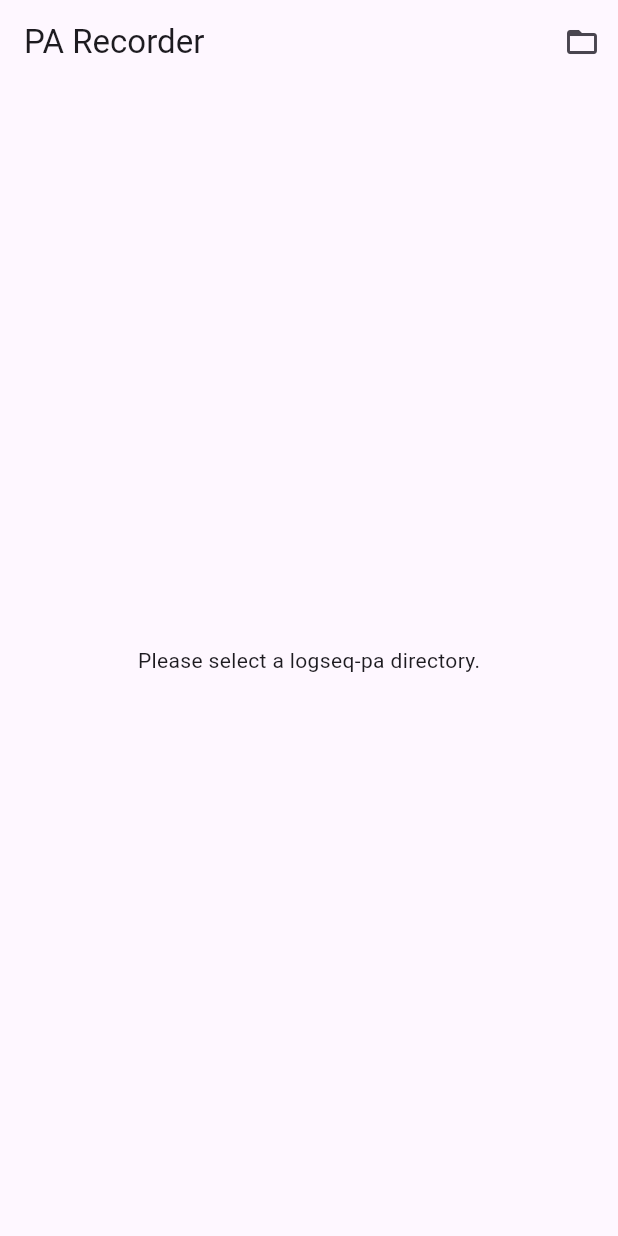
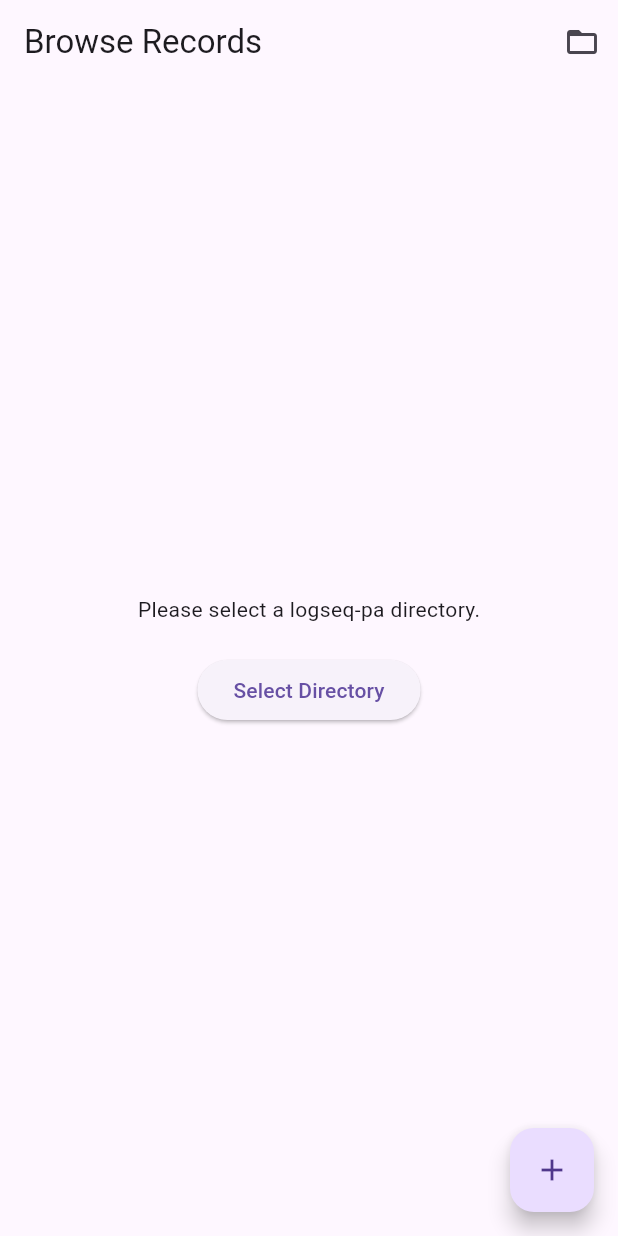
Before and after one commit to ljcucc/pa_recorder, a Flutter app: the screen it shows after launch, on a phone screen of 412 x 824 dp. Run offline on Flutter 3.47's test engine with Material 3 defaults, Android fonts, the phone set to English and light mode, and no system bars; our stand-ins replace file_picker, flutter_markdown; missing offline and left inert: ini.

Commit message:
feat: Streamline app navigation by removing HomePage
Removes the intermediate HomePage, making BrowseRecordsPage the primary entry point of the application. New record creation is now accessible directly from a FloatingActionButton within the BrowseRecordsPage, simplifying the user flow.

- Removed HomePage widget and its associated routing from `main.dart`.
- Set `BrowseRecordsPage` as the default home route in `main.dart`.
- Added a FloatingActionButton to `BrowseRecordsPage` for direct navigation to `NewRecordPage`.
- Updated `widget_test.dart` to reflect the new application entry point.

```diff
--- a/lib/main.dart
+++ b/lib/main.dart
@@ -1,7 +1,7 @@
 import 'package:flutter/material.dart';
 import 'package:pa_recorder/pages/browse_records_page.dart';
 import 'package:pa_recorder/directory_provider.dart';
-import 'package:pa_recorder/pages/new_record_page.dart';
+
 import 'package:pa_recorder/data/record_repository.dart';
 import 'package:pa_recorder/data/file_system_record_repository.dart';
 import 'package:provider/provider.dart';
@@ -32,65 +32,7 @@ class PARecorderApp extends StatelessWidget {
       theme: ThemeData(
         primarySwatch: Colors.blue,
       ),
-      home: const HomePage(),
+      home: const BrowseRecordsPage(),
     );
   }
 }
-
-class HomePage extends StatelessWidget {
-  const HomePage({super.key});
-
-  @override
-  Widget build(BuildContext context) {
-    final directoryProvider = context.watch<DirectoryProvider>();
-
-    return Scaffold(
-      appBar: AppBar(
-        title: const Text('PA Recorder'),
-        actions: [
-          IconButton(
-            icon: const Icon(Icons.folder_open),
-            onPressed: () =>
-                context.read<DirectoryProvider>().selectDirectory(),
-          ),
-        ],
-      ),
-      body: Center(
-        child: Column(
-          mainAxisAlignment: MainAxisAlignment.center,
-          children: <Widget>[
-            if (directoryProvider.directoryPath == null)
-              const Text('Please select a logseq-pa directory.')
-            else ...[
-              Text('logseq-pa path: ${directoryProvider.directoryPath}'),
-              const SizedBox(height: 20),
-              ElevatedButton(
-                onPressed: () {
-                  Navigator.push(
-                    context,
-                    MaterialPageRoute(
-                      builder: (context) => const NewRecordPage(),
-                    ),
-                  );
-                },
-                child: const Text('New Record'),
-              ),
-              const SizedBox(height: 20),
-              ElevatedButton(
-                onPressed: () {
-                  Navigator.push(
-                    context,
-                    MaterialPageRoute(
-                      builder: (context) => const BrowseRecordsPage(),
-                    ),
-                  );
-                },
-                child: const Text('Browse Records'),
-              ),
-            ]
-          ],
-        ),
-      ),
-    );
-  }
-}
--- a/lib/pages/browse_records_page.dart
+++ b/lib/pages/browse_records_page.dart
@@ -2,6 +2,7 @@ import 'package:flutter/material.dart';
 import 'package:pa_recorder/directory_provider.dart';
 import 'package:pa_recorder/pages/record_detail_page.dart';
 import 'package:pa_recorder/data/record_repository.dart'; // New import
+import 'package:pa_recorder/pages/new_record_page.dart';
 import 'package:provider/provider.dart';
 
 class BrowseRecordsPage extends StatefulWidget {
@@ -99,6 +100,18 @@ class BrowseRecordsPageState extends State<BrowseRecordsPage> {
                     );
                   },
                 ),
+      floatingActionButton: FloatingActionButton(
+        onPressed: () async {
+          await Navigator.push(
+            context,
+            MaterialPageRoute(
+              builder: (context) => const NewRecordPage(),
+            ),
+          );
+          _loadRecordDirectories(); // Refresh records after returning from NewRecordPage
+        },
+        child: const Icon(Icons.add),
+      ),
     );
   }
 }
```
Also changed, not shown: 1 other file.
